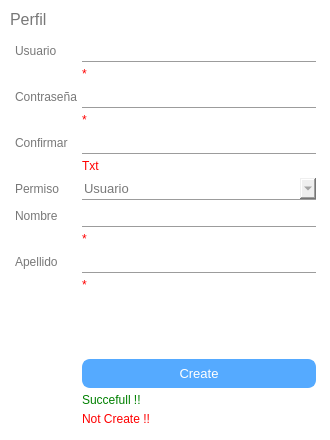
Qt form system/layout/account.ui (josueisaihs/SPINER_PUNTO_VENTA) before a commit.
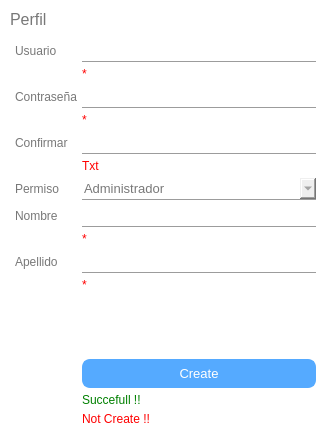
The same form after that commit.

```diff
--- a/system/layout/account.ui
+++ b/system/layout/account.ui
@@ -333,7 +333,7 @@
         </property>
         <item>
          <property name="text">
-          <string>Usuario</string>
+          <string>Administrador</string>
          </property>
         </item>
         <item>
```
